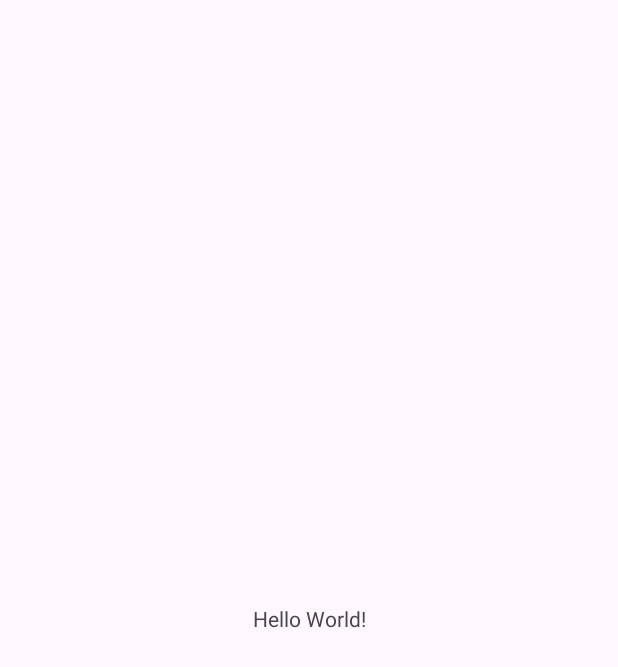
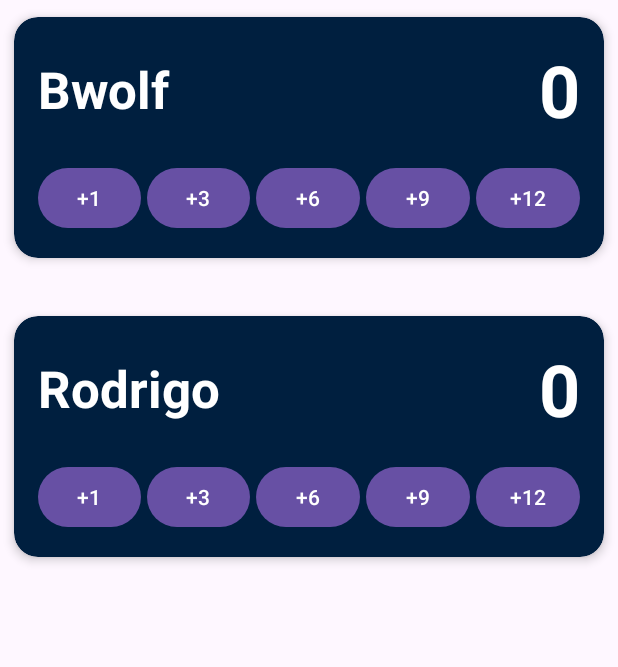
Before and after one commit to Bwolfs2/Cards, an Android app: the screen it shows after launch (MainActivity), on a phone screen of 412 x 824 dp. Before the commit the part shown is almost empty. Shown: the top 667 px of the screen. Run offline under Robolectric (Android 15) with nearby library versions, the phone set to English and light mode, and no system bars.

Commit message:
Transformado em um Card

```diff
--- a/app/src/main/java/dev/bwolf/cards/MainActivity.kt
+++ b/app/src/main/java/dev/bwolf/cards/MainActivity.kt
@@ -1,20 +1,52 @@
 package dev.bwolf.cards
 
 import android.os.Bundle
+import android.view.View
+import android.widget.Button
+import android.widget.TextView
 import androidx.activity.enableEdgeToEdge
 import androidx.appcompat.app.AppCompatActivity
 import androidx.core.view.ViewCompat
 import androidx.core.view.WindowInsetsCompat
 
 class MainActivity : AppCompatActivity() {
+
     override fun onCreate(savedInstanceState: Bundle?) {
         super.onCreate(savedInstanceState)
         enableEdgeToEdge()
         setContentView(R.layout.activity_main)
+
         ViewCompat.setOnApplyWindowInsetsListener(findViewById(R.id.main)) { v, insets ->
             val systemBars = insets.getInsets(WindowInsetsCompat.Type.systemBars())
             v.setPadding(systemBars.left, systemBars.top, systemBars.right, systemBars.bottom)
             insets
         }
+
+        val player1View = findViewById<View>(R.id.playerCounter1)
+        val player2View = findViewById<View>(R.id.playerCounter2)
+
+        setupPlayerCounter(player1View, "Bwolf")
+        setupPlayerCounter(player2View, "Rodrigo")
+    }
+
+    private fun setupPlayerCounter(containerView: View, playerName: String) {
+        var score = 0
+
+        val tvPlayerName = containerView.findViewById<TextView>(R.id.textViewPlayer)
+        val tvPlayerScore = containerView.findViewById<TextView>(R.id.textViewPlayerScore)
+
+        tvPlayerName.text = playerName
+        tvPlayerScore.text = "0"
+
+        fun addPoints(points: Int) {
+            score += points
+            tvPlayerScore.text = score.toString()
+        }
+
+        containerView.findViewById<Button>(R.id.btnMaisUm).setOnClickListener { addPoints(1) }
+        containerView.findViewById<Button>(R.id.btnMaisTres).setOnClickListener { addPoints(3) }
+        containerView.findViewById<Button>(R.id.btnMaisSeis).setOnClickListener { addPoints(6) }
+        containerView.findViewById<Button>(R.id.btnMaisNove).setOnClickListener { addPoints(9) }
+        containerView.findViewById<Button>(R.id.btnMaisDoze).setOnClickListener { addPoints(12) }
     }
 }
--- /dev/null
+++ b/app/src/main/res/color/background_card_color.xml
@@ -0,0 +1,4 @@
+<?xml version="1.0" encoding="utf-8"?>
+<selector xmlns:android="http://schemas.android.com/apk/res/android">
+    <item android:color="#001F3F" />
+</selector>
--- a/app/src/main/res/layout/activity_main.xml
+++ b/app/src/main/res/layout/activity_main.xml
@@ -5,15 +5,26 @@
     android:id="@+id/main"
     android:layout_width="match_parent"
     android:layout_height="match_parent"
-    tools:context=".MainActivity">
+    tools:context=".MainActivity"
+    >
 
-    <TextView
-        android:layout_width="wrap_content"
+    <include
+        android:id="@+id/playerCounter1"
+        layout="@layout/player_counter"
+        android:layout_width="0dp"
         android:layout_height="wrap_content"
-        android:text="Hello World!"
-        app:layout_constraintBottom_toBottomOf="parent"
         app:layout_constraintEnd_toEndOf="parent"
         app:layout_constraintStart_toStartOf="parent"
         app:layout_constraintTop_toTopOf="parent" />
 
+    <include
+        android:id="@+id/playerCounter2"
+        layout="@layout/player_counter"
+        android:layout_width="0dp"
+        android:layout_height="wrap_content"
+        android:layout_marginTop="16dp"
+        app:layout_constraintEnd_toEndOf="parent"
+        app:layout_constraintStart_toStartOf="parent"
+        app:layout_constraintTop_toBottomOf="@id/playerCounter1" />
+
 </androidx.constraintlayout.widget.ConstraintLayout>
--- a/app/src/main/res/layout/player_counter.xml
+++ b/app/src/main/res/layout/player_counter.xml
@@ -3,18 +3,26 @@
     xmlns:app="http://schemas.android.com/apk/res-auto"
     xmlns:tools="http://schemas.android.com/tools"
     android:layout_width="match_parent"
-    android:layout_height="match_parent">
+    android:layout_height="wrap_content">
 
-    <!-- Container Principal Vertical -->
-    <LinearLayout
+    <androidx.cardview.widget.CardView
         android:layout_width="0dp"
         android:layout_height="wrap_content"
-        android:orientation="vertical"
-        android:padding="16dp"
+        app:cardBackgroundColor="@color/background_card_color"
+        app:cardCornerRadius="16dp"
+        app:cardElevation="4dp"
+        app:cardUseCompatPadding="true"
         app:layout_constraintBottom_toBottomOf="parent"
         app:layout_constraintEnd_toEndOf="parent"
         app:layout_constraintStart_toStartOf="parent"
         app:layout_constraintTop_toTopOf="parent">
+
+        <!-- Container Principal Vertical -->
+        <LinearLayout
+            android:layout_width="match_parent"
+            android:layout_height="wrap_content"
+            android:orientation="vertical"
+            android:padding="16dp">
 
             <!-- Linha 1: Jogador X e Pontuação -->
             <LinearLayout
@@ -28,7 +36,8 @@
                     android:layout_width="0dp"
                     android:layout_height="wrap_content"
                     android:layout_weight="1"
-                android:text="Jogador X"
+                    android:text="@string/default_player_name"
+                    android:textColor="@color/white"
                     android:textSize="34sp"
                     android:textStyle="bold" />
 
@@ -36,7 +45,8 @@
                     android:id="@+id/textViewPlayerScore"
                     android:layout_width="wrap_content"
                     android:layout_height="wrap_content"
-                android:text="99"
+                    android:text="@string/default_score"
+                    android:textColor="@color/white"
                     android:textSize="48sp"
                     android:textStyle="bold" />
 
@@ -59,7 +69,7 @@
                     android:insetRight="0dp"
                     android:maxLines="1"
                     android:paddingHorizontal="0dp"
-                android:text="+1" />
+                    android:text="@string/btn_plus_1" />
 
                 <Button
                     android:id="@+id/btnMaisTres"
@@ -71,7 +81,7 @@
                     android:insetRight="0dp"
                     android:maxLines="1"
                     android:paddingHorizontal="0dp"
-                android:text="+3" />
+                    android:text="@string/btn_plus_3" />
 
                 <Button
                     android:id="@+id/btnMaisSeis"
@@ -83,7 +93,7 @@
                     android:insetRight="0dp"
                     android:maxLines="1"
                     android:paddingHorizontal="0dp"
-                android:text="+6" />
+                    android:text="@string/btn_plus_6" />
 
                 <Button
                     android:id="@+id/btnMaisNove"
@@ -95,7 +105,7 @@
                     android:insetRight="0dp"
                     android:maxLines="1"
                     android:paddingHorizontal="0dp"
-                android:text="+9" />
+                    android:text="@string/btn_plus_9" />
 
                 <Button
                     android:id="@+id/btnMaisDoze"
@@ -106,9 +116,10 @@
                     android:insetRight="0dp"
                     android:maxLines="1"
                     android:paddingHorizontal="0dp"
-                android:text="+12" />
+                    android:text="@string/btn_plus_12" />
 
             </LinearLayout>
 
         </LinearLayout>
+    </androidx.cardview.widget.CardView>
 </androidx.constraintlayout.widget.ConstraintLayout>
--- a/app/src/main/res/values/strings.xml
+++ b/app/src/main/res/values/strings.xml
@@ -1,3 +1,14 @@
 <resources>
     <string name="app_name">Cards</string>
+
+    <!-- Jogadores -->
+    <string name="default_player_name">Jogador X</string>
+    <string name="default_score">0</string>
+
+    <!-- Botões de Pontuação -->
+    <string name="btn_plus_1">+1</string>
+    <string name="btn_plus_3">+3</string>
+    <string name="btn_plus_6">+6</string>
+    <string name="btn_plus_9">+9</string>
+    <string name="btn_plus_12">+12</string>
 </resources>
```
Lines whose indentation alone changed are shown as unchanged.
